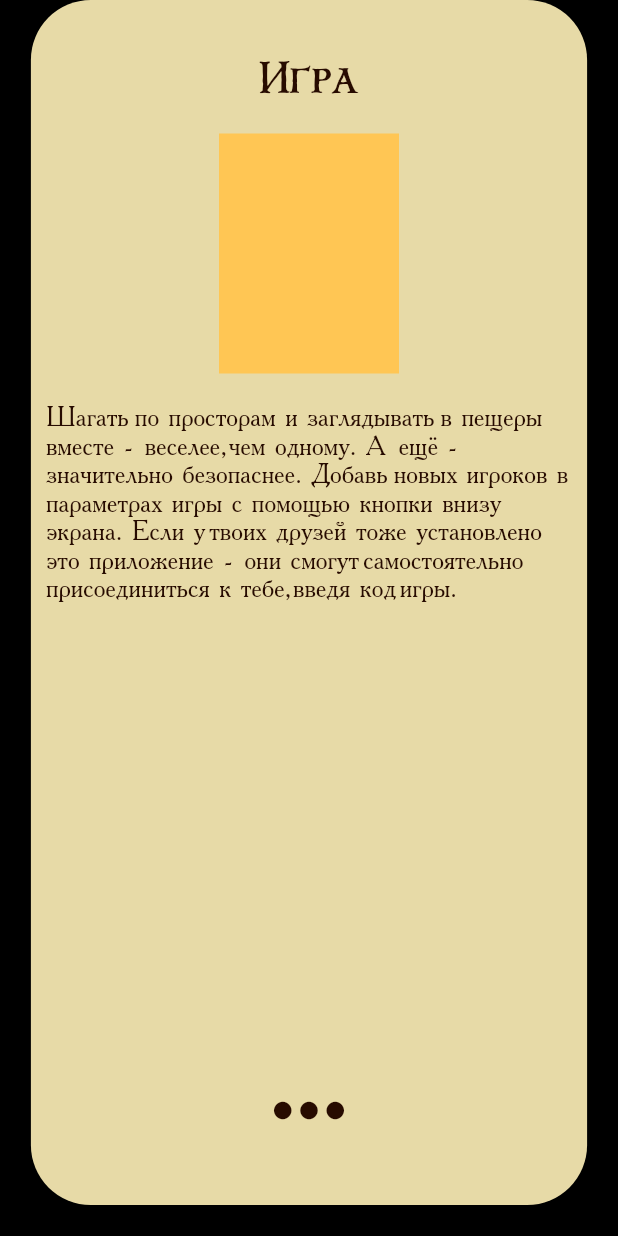
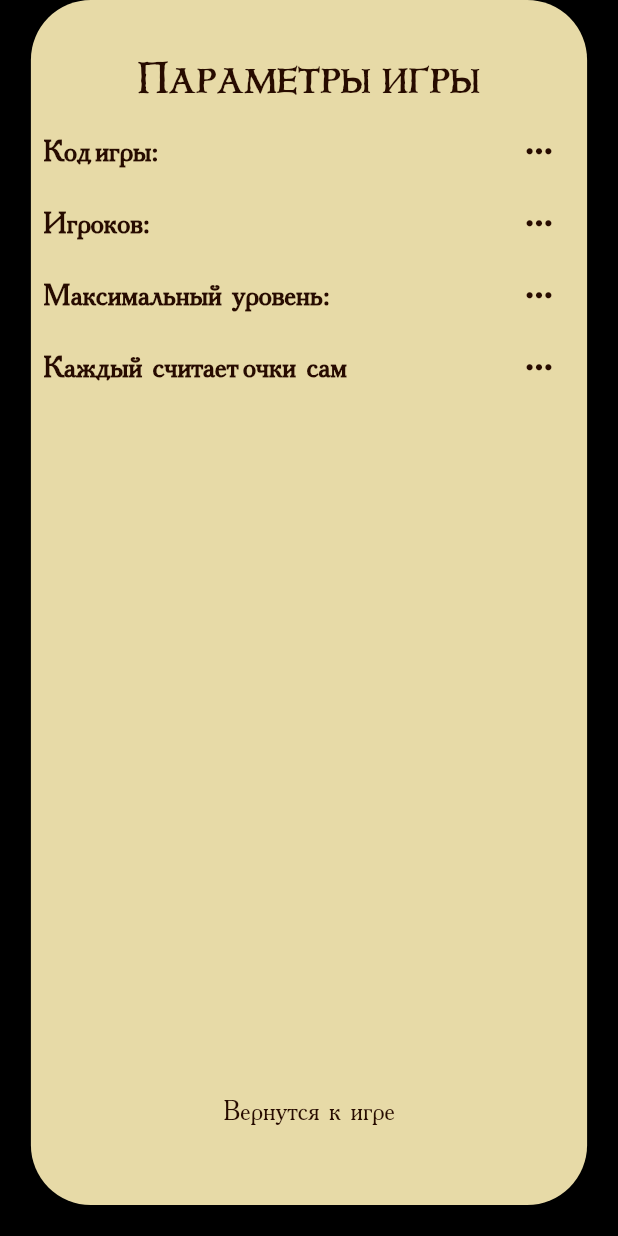
Before and after one commit to MRZee97/-munchkin_notebook, a Flutter app: the EmptyGamePage screen opened by its route, after a tap on the "keyboard control" icon, on a phone screen of 412 x 824 dp. Run offline on Flutter 3.47's test engine with Material 2 defaults, Android fonts, the phone set to English and light mode, and no system bars; our stand-ins replace auto_route, bloc, flutter_bloc; generated files the repository leaves out were written again.

Commit message:
screen layout Game options

```diff
--- a/lib/features/empty_game/presentation/page/empty_game_page.dart
+++ b/lib/features/empty_game/presentation/page/empty_game_page.dart
@@ -44,7 +44,9 @@ class EmptyGamePage extends StatelessWidget {
                   Icons.more_horiz,
                   color: AppColors.titleColor,
                 ),
-                onPressed: () {}),
+                onPressed: () {
+                  AutoRouter.of(context).push(GameOptionRoute());
+                }),
             const SizedBox(height: 20),
           ],
         ));
--- /dev/null
+++ b/lib/features/game_options/presentation/page/game_options_page.dart
@@ -0,0 +1,106 @@
+import 'package:auto_route/auto_route.dart';
+import 'package:flutter/material.dart';
+import 'package:munchkin/core/ui/constants/app_colors.dart';
+import 'package:flutter_gen/gen_l10n/app_localizations.dart';
+import 'package:munchkin/core/ui/widgets/secondary_button.dart';
+import 'package:munchkin/features/base_page/presentation/base_page.dart';
+import 'package:munchkin/navigation/router.gr.dart';
+
+@RoutePage()
+class GameOptionPage extends StatelessWidget {
+  const GameOptionPage({super.key});
+
+  static const TextStyle textRendering = TextStyle(
+      fontSize: 20,
+      fontWeight: FontWeight.w700,
+      color: AppColors.titleColor,
+      fontFamily: "academy");
+
+  @override
+  Widget build(BuildContext context) {
+    return BasePage(
+        title: AppLocalizations.of(context)!.gameParameters,
+        body: Padding(
+          padding: const EdgeInsets.all(8.0),
+          child: Expanded(
+            child: Column(children: [
+              Row(
+                mainAxisAlignment: MainAxisAlignment.spaceBetween,
+                children: [
+                  Text(
+                    AppLocalizations.of(context)!.gameCode,
+                    style: textRendering,
+                  ),
+                  IconButton(
+                      iconSize: 25,
+                      icon: const Icon(
+                        Icons.more_horiz,
+                        color: AppColors.titleColor,
+                      ),
+                      onPressed: () {}),
+                ],
+              ),
+              Row(
+                mainAxisAlignment: MainAxisAlignment.spaceBetween,
+                children: [
+                  Text(
+                    AppLocalizations.of(context)!.numberPlayers,
+                    style: textRendering,
+                  ),
+                  IconButton(
+                      iconSize: 25,
+                      icon: const Icon(
+                        Icons.more_horiz,
+                        color: AppColors.titleColor,
+                      ),
+                      onPressed: () {}),
+                ],
+              ),
+              Row(
+                mainAxisAlignment: MainAxisAlignment.spaceBetween,
+                children: [
+                  Text(
+                    AppLocalizations.of(context)!.level,
+                    style: textRendering,
+                  ),
+                  IconButton(
+                      iconSize: 25,
+                      icon: const Icon(
+                        Icons.more_horiz,
+                        color: AppColors.titleColor,
+                      ),
+                      onPressed: () {}),
+                ],
+              ),
+              Row(
+                mainAxisAlignment: MainAxisAlignment.spaceBetween,
+                children: [
+                  Text(
+                    AppLocalizations.of(context)!.scorePoints,
+                    style: textRendering,
+                  ),
+                  IconButton(
+                      iconSize: 25,
+                      icon: const Icon(
+                        Icons.more_horiz,
+                        color: AppColors.titleColor,
+                      ),
+                      onPressed: () {}),
+                ],
+              ),
+              const SizedBox(height: 20),
+            ]),
+          ),
+        ),
+        actions: Column(
+          mainAxisAlignment: MainAxisAlignment.end,
+          children: [
+            const SizedBox(height: 20),
+            SecondaryButton(
+                text: AppLocalizations.of(context)!.buttonReturnGame,
+                onPressed: () {}),
+            const SizedBox(height: 38),
+          ],
+        ));
+  }
+}
--- a/lib/l10n/app_en.arb
+++ b/lib/l10n/app_en.arb
@@ -39,6 +39,13 @@
 
 
   "gameScrinEmpty": "Игра",
-  "textEmptyGame": "Шагать по просторам и заглядывать в пещеры вместе - веселее, чем одному. А ещё - значительно безопаснее. Добавь новых игроков в параметрах игры с помощью кнопки внизу экрана. Если у твоих друзей тоже установлено это приложение - они смогут самостоятельно присоединиться к тебе, введя код игры."
+  "textEmptyGame": "Шагать по просторам и заглядывать в пещеры вместе - веселее, чем одному. А ещё - значительно безопаснее. Добавь новых игроков в параметрах игры с помощью кнопки внизу экрана. Если у твоих друзей тоже установлено это приложение - они смогут самостоятельно присоединиться к тебе, введя код игры.",
+
+  "gameParameters": "Параметры игры",
+  "gameCode": "Код игры:",
+  "numberPlayers": "Игроков:",
+  "level": "Максимальный уровень:",
+  "buttonReturnGame": "Вернутся к игре",
+  "scorePoints": "Каждый считает очки сам"
 
 }
--- a/lib/navigation/router.dart
+++ b/lib/navigation/router.dart
@@ -33,5 +33,8 @@ class AppRouter extends $AppRouter {
         AutoRoute(
           page: EmptyGameRoute.page,
         ),
+        AutoRoute(
+          page: GameOptionRoute.page,
+        ),
       ];
 }
```
Also changed, not shown: lib/navigation/router.gr.dart.
